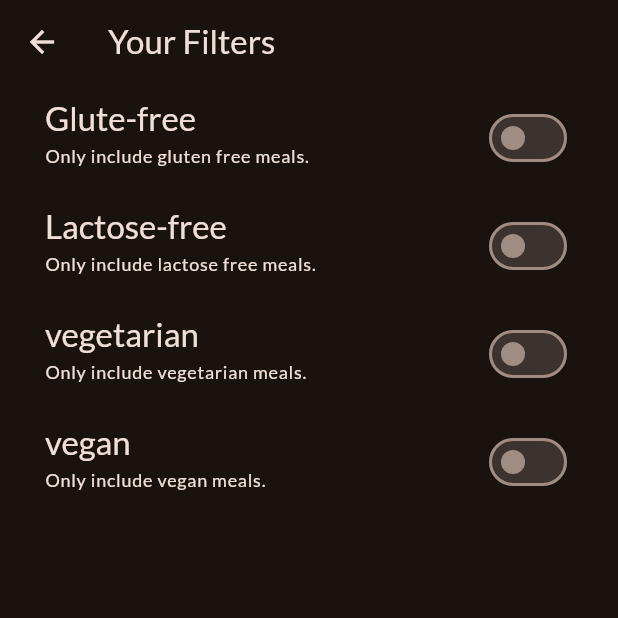
After one commit to Priyanshu-24/meals_app_flutter, a Flutter app: the FiltersScreen screen opened directly, on a phone screen of 412 x 824 dp, the top half of it. The commit adds this screen. Run offline on Flutter 3.47's test engine with Material 2 defaults, Android fonts, the phone set to English and light mode, and no system bars; our stand-ins replace google_fonts, transparent_image.

Commit message:
added filters screen

```diff
--- /dev/null
+++ b/lib/screens/filters.dart
@@ -0,0 +1,123 @@
+import 'package:flutter/material.dart';
+
+enum Filter { glutenFree, lactoseFree, vegetarian, vegan }
+
+class FiltersScreen extends StatefulWidget {
+  const FiltersScreen({super.key});
+
+  @override
+  State<FiltersScreen> createState() {
+    return _FiltersScreenState();
+  }
+}
+
+class _FiltersScreenState extends State<FiltersScreen> {
+  var _glutenFreeFilterSet = false;
+  var _lactoseFreeFilterSet = false;
+  var _vegetarianFilterSet = false;
+  var _veganFilterSet = false;
+
+  @override
+  Widget build(BuildContext context) {
+    return Scaffold(
+      appBar: AppBar(
+        title: const Text('Your Filters'),
+      ),
+      body: WillPopScope(
+        onWillPop: () async {
+          Navigator.of(context).pop({
+            Filter.glutenFree: _glutenFreeFilterSet,
+            Filter.lactoseFree: _lactoseFreeFilterSet,
+            Filter.vegetarian: _vegetarianFilterSet,
+            Filter.vegan: _veganFilterSet
+          });
+          return false;
+        },
+        child: Column(
+          children: [
+            SwitchListTile(
+              value: _glutenFreeFilterSet,
+              onChanged: (isChecked) {
+                setState(() {
+                  _glutenFreeFilterSet = isChecked;
+                });
+              },
+              title: Text(
+                'Glute-free',
+                style: Theme.of(context).textTheme.titleLarge!.copyWith(
+                    color: Theme.of(context).colorScheme.onBackground),
+              ),
+              subtitle: Text(
+                'Only include gluten free meals.',
+                style: Theme.of(context).textTheme.labelMedium!.copyWith(
+                    color: Theme.of(context).colorScheme.onBackground),
+              ),
+              activeColor: Theme.of(context).colorScheme.tertiary,
+              contentPadding: const EdgeInsets.symmetric(horizontal: 30),
+            ),
+            SwitchListTile(
+              value: _lactoseFreeFilterSet,
+              onChanged: (isChecked) {
+                setState(() {
+                  _lactoseFreeFilterSet = isChecked;
+                });
+              },
+              title: Text(
+                'Lactose-free',
+                style: Theme.of(context).textTheme.titleLarge!.copyWith(
+                    color: Theme.of(context).colorScheme.onBackground),
+              ),
+              subtitle: Text(
+                'Only include lactose free meals.',
+                style: Theme.of(context).textTheme.labelMedium!.copyWith(
+                    color: Theme.of(context).colorScheme.onBackground),
+              ),
+              activeColor: Theme.of(context).colorScheme.tertiary,
+              contentPadding: const EdgeInsets.symmetric(horizontal: 30),
+            ),
+            SwitchListTile(
+              value: _vegetarianFilterSet,
+              onChanged: (isChecked) {
+                setState(() {
+                  _vegetarianFilterSet = isChecked;
+                });
+              },
+              title: Text(
+                'vegetarian',
+                style: Theme.of(context).textTheme.titleLarge!.copyWith(
+                    color: Theme.of(context).colorScheme.onBackground),
+              ),
+              subtitle: Text(
+                'Only include vegetarian meals.',
+                style: Theme.of(context).textTheme.labelMedium!.copyWith(
+                    color: Theme.of(context).colorScheme.onBackground),
+              ),
+              activeColor: Theme.of(context).colorScheme.tertiary,
+              contentPadding: const EdgeInsets.symmetric(horizontal: 30),
+            ),
+            SwitchListTile(
+              value: _veganFilterSet,
+              onChanged: (isChecked) {
+                setState(() {
+                  _veganFilterSet = isChecked;
+                });
+              },
+              title: Text(
+                'vegan',
+                style: Theme.of(context).textTheme.titleLarge!.copyWith(
+                    color: Theme.of(context).colorScheme.onBackground),
+              ),
+              subtitle: Text(
+                'Only include vegan meals.',
+                style: Theme.of(context).textTheme.labelMedium!.copyWith(
+                    color: Theme.of(context).colorScheme.onBackground),
+              ),
+              activeColor: Theme.of(context).colorScheme.tertiary,
+              contentPadding: const EdgeInsets.symmetric(horizontal: 30),
+            ),
+          ],
+        ),
+      ),
+    );
+  }
+}
--- a/lib/screens/tabs.dart
+++ b/lib/screens/tabs.dart
@@ -1,6 +1,7 @@
 import 'package:flutter/material.dart';
 import 'package:meals_app_flutter/models/meal.dart';
 import 'package:meals_app_flutter/screens/categories.dart';
+import 'package:meals_app_flutter/screens/filters.dart';
 import 'package:meals_app_flutter/screens/meals.dart';
 import 'package:meals_app_flutter/widgets/main_drawer.dart';
 
@@ -48,10 +49,16 @@ class _TabsScreenState extends State<TabsScreen> {
     });
   }
 
-  void _setScreen(String identifier) {
+  void _setScreen(String identifier) async {
+    Navigator.pop(context);
+
     if (identifier == 'filters') {
-    } else {
-      Navigator.pop(context);
+      final result = await Navigator.of(context).push<Map<Filter, bool>>(
+        MaterialPageRoute(
+          builder: (ctx) => const FiltersScreen(),
+        ),
+      );
+      print(result);
     }
   }
 
```
